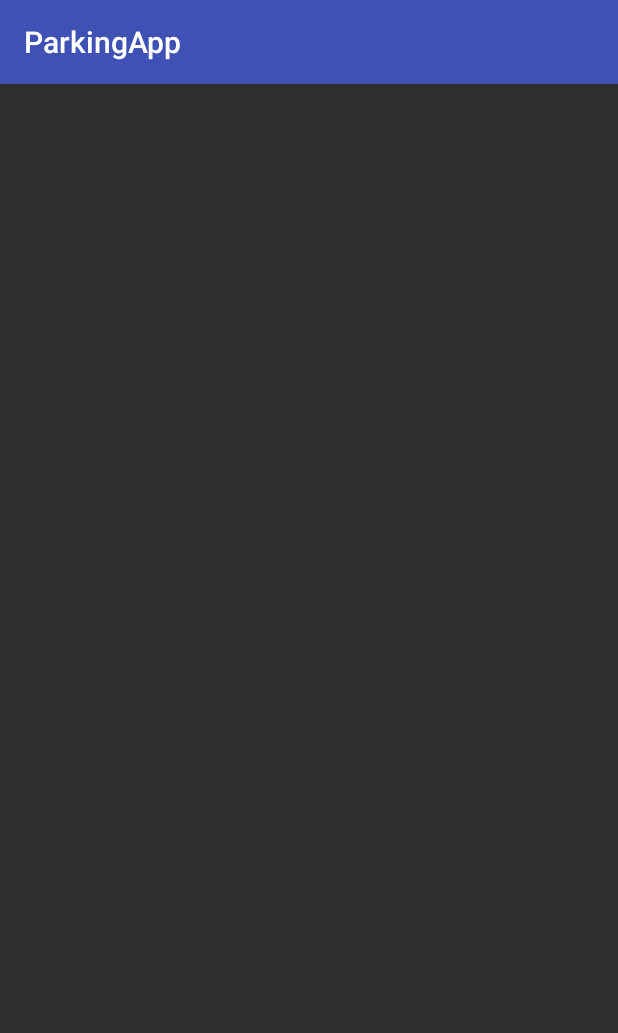
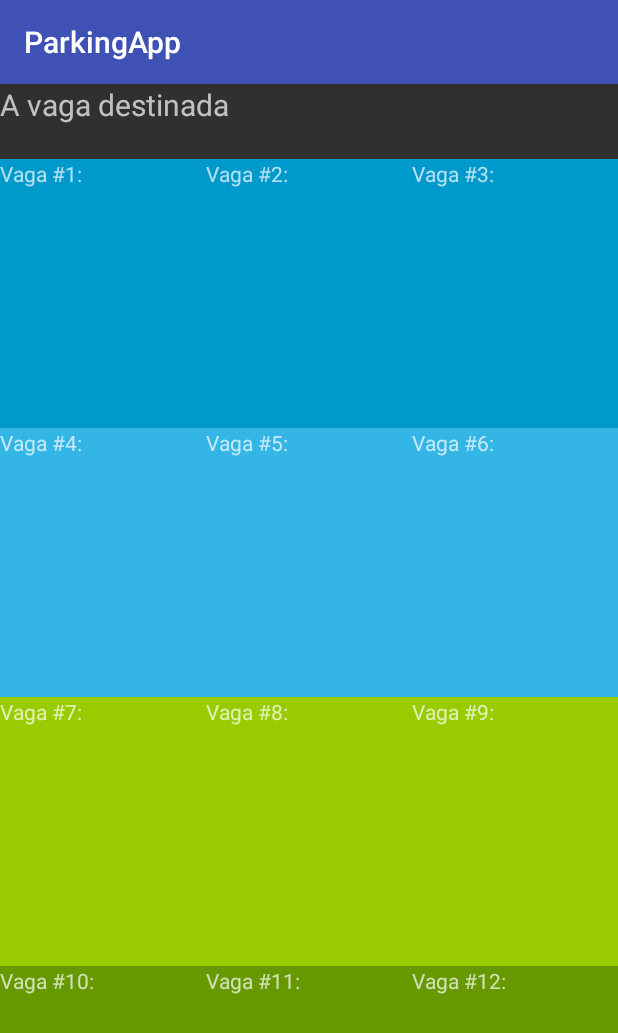
Before and after one commit to fabiofreire1208/AppParking, an Android app: the screen it shows after launch (MainActivity), on a phone screen of 412 x 824 dp. Shown: the top 1033 px of the screen. Run offline under Robolectric (Android 15) with nearby library versions, the phone set to English and light mode, and no system bars.

Commit message:
Arrumando design do aplicativo.

```diff
--- a/app/src/main/java/com/example/fabio/parkingapp/SendTokenService.java
+++ b/app/src/main/java/com/example/fabio/parkingapp/SendTokenService.java
@@ -2,17 +2,12 @@ package com.example.fabio.parkingapp;
 
 import android.app.IntentService;
 import android.content.Intent;
-import android.support.annotation.Nullable;
 import android.util.Log;
 
 import com.google.firebase.iid.FirebaseInstanceId;
 
-import org.apache.http.HttpClientConnection;
 import org.apache.http.NameValuePair;
-import org.apache.http.impl.DefaultHttpClientConnection;
 import org.apache.http.message.BasicNameValuePair;
-import org.json.JSONException;
-import org.json.JSONObject;
 
 import java.io.DataOutputStream;
 import java.io.IOException;
--- a/app/src/main/res/layout/activity_main.xml
+++ b/app/src/main/res/layout/activity_main.xml
@@ -1,19 +1,137 @@
 <?xml version="1.0" encoding="utf-8"?>
-<android.support.constraint.ConstraintLayout xmlns:android="http://schemas.android.com/apk/res/android"
+<android.widget.RelativeLayout xmlns:android="http://schemas.android.com/apk/res/android"
     xmlns:app="http://schemas.android.com/apk/res-auto"
     xmlns:tools="http://schemas.android.com/tools"
     android:layout_width="match_parent"
     android:layout_height="match_parent"
     tools:context="com.example.fabio.parkingapp.MainActivity">
 
-    <TextView
-        android:layout_width="wrap_content"
-        android:layout_height="wrap_content"
-        android:text=""
-        android:id="@+id/mensagem_received"
-        app:layout_constraintBottom_toBottomOf="parent"
-        app:layout_constraintLeft_toLeftOf="parent"
-        app:layout_constraintRight_toRightOf="parent"
-        app:layout_constraintTop_toTopOf="parent" />
+    <android.support.v7.widget.LinearLayoutCompat
+        android:layout_width="match_parent"
+        android:layout_height="50dp"
+        android:id="@+id/vaga_destinada">
 
-</android.support.constraint.ConstraintLayout>
+        <TextView
+            android:layout_width="wrap_content"
+            android:layout_height="50dp"
+            android:text="A vaga destinada"
+            android:id="@+id/mensagem_received"
+            android:textAlignment="center"
+            android:textSize="20sp"/>
+
+    </android.support.v7.widget.LinearLayoutCompat>
+
+
+    <TableLayout
+        android:layout_width="match_parent"
+        android:layout_height="match_parent"
+        android:layout_below="@+id/vaga_destinada">
+
+        <TableRow android:id="@+id/area1"
+            android:background="@android:color/holo_blue_dark"
+            android:layout_width="match_parent"
+            android:layout_height="match_parent"
+            android:layout_weight="1">
+
+            <TextView android:id="@+id/vaga1"
+                android:layout_width="match_parent"
+                android:layout_height="match_parent"
+                android:layout_weight="1"
+                android:text="Vaga #1: "/>
+
+            <TextView android:id="@+id/vaga2"
+                android:layout_width="match_parent"
+                android:layout_height="match_parent"
+                android:layout_weight="1"
+                android:text="Vaga #2: "/>
+
+            <TextView android:id="@+id/vaga3"
+                android:layout_width="match_parent"
+                android:layout_height="match_parent"
+                android:layout_weight="1"
+                android:text="Vaga #3: "/>
+
+        </TableRow>
+
+        <TableRow android:id="@+id/area2"
+            android:background="@android:color/holo_blue_light"
+            android:layout_width="match_parent"
+            android:layout_height="match_parent"
+            android:layout_weight="1">
+
+            <TextView android:id="@+id/vaga4"
+                android:layout_width="match_parent"
+                android:layout_height="match_parent"
+                android:layout_weight="1"
+                android:text="Vaga #4: "/>
+
+            <TextView android:id="@+id/vaga5"
+                android:layout_width="match_parent"
+                android:layout_height="match_parent"
+                android:layout_weight="1"
+                android:text="Vaga #5: "/>
+
+            <TextView android:id="@+id/vaga6"
+                android:layout_width="match_parent"
+                android:layout_height="match_parent"
+                android:layout_weight="1"
+                android:text="Vaga #6: "/>
+
+        </TableRow>
+
+        <TableRow android:id="@+id/area3"
+            android:background="@android:color/holo_green_light"
+            android:layout_width="match_parent"
+            android:layout_height="match_parent"
+            android:layout_weight="1">
+
+            <TextView android:id="@+id/vaga7"
+                android:layout_width="match_parent"
+                android:layout_height="match_parent"
+                android:layout_weight="1"
+                android:text="Vaga #7: "/>
+
+            <TextView android:id="@+id/vaga8"
+                android:layout_width="match_parent"
+                android:layout_height="match_parent"
+                android:layout_weight="1"
+                android:text="Vaga #8: "/>
+
+            <TextView android:id="@+id/vaga9"
+                android:layout_width="match_parent"
+                android:layout_height="match_parent"
+                android:layout_weight="1"
+                android:text="Vaga #9: "/>
+
+        </TableRow>
+
+        <TableRow android:id="@+id/area4"
+            android:background="@android:color/holo_green_dark"
+            android:layout_width="match_parent"
+            android:layout_height="match_parent"
+            android:layout_weight="1">
+
+            <TextView android:id="@+id/vaga10"
+                android:layout_width="match_parent"
+                android:layout_height="match_parent"
+                android:layout_weight="1"
+                android:text="Vaga #10: "/>
+
+            <TextView android:id="@+id/vaga11"
+                android:layout_width="match_parent"
+                android:layout_height="match_parent"
+                android:layout_weight="1"
+                android:text="Vaga #11: "/>
+
+            <TextView android:id="@+id/vaga12"
+                android:layout_width="match_parent"
+                android:layout_height="match_parent"
+                android:layout_weight="1"
+                android:text="Vaga #12: "/>
+
+        </TableRow>
+
+    </TableLayout>
+
+
+</android.widget.RelativeLayout>
```
